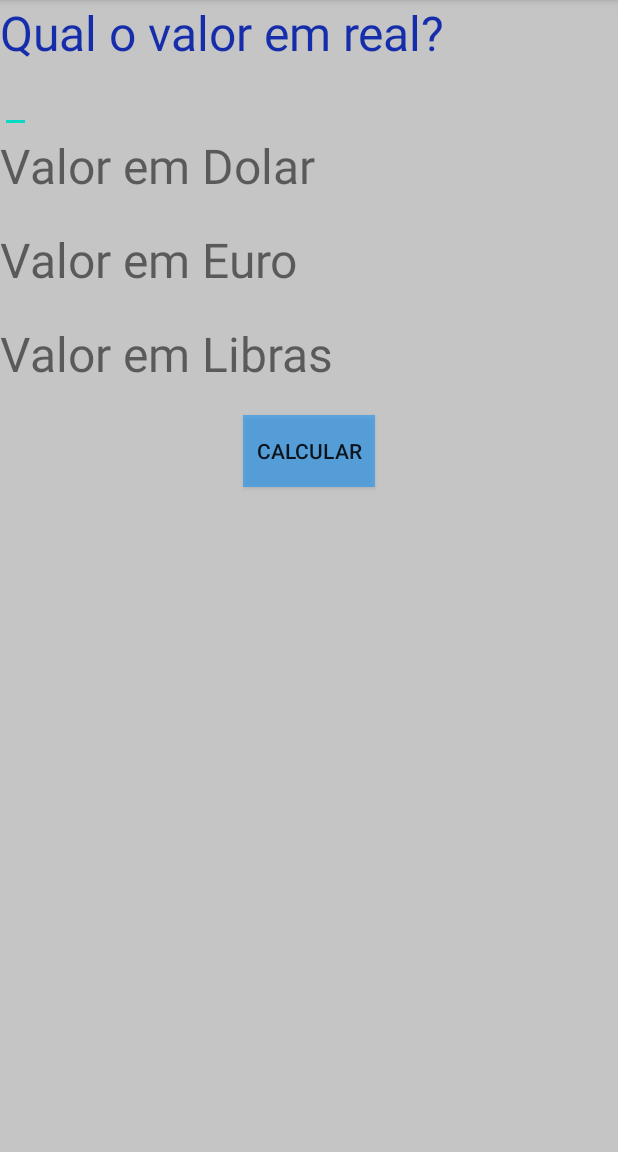
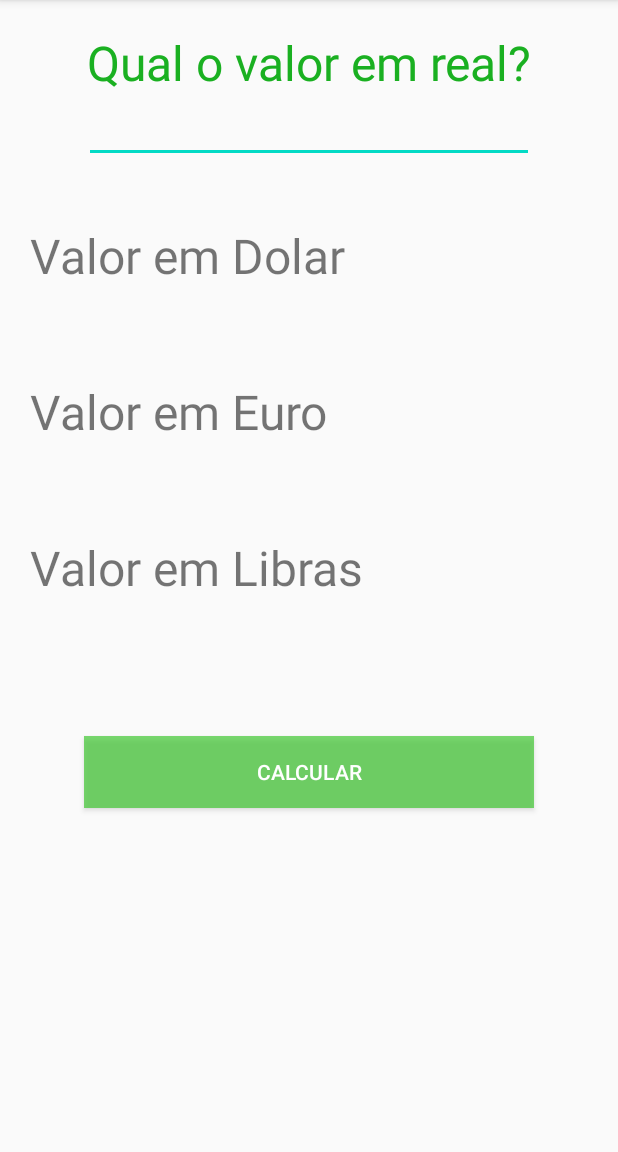
Before and after one commit to eduardoantunesnunes/CoversorDeMoedas, an Android app: the screen it shows after launch (MainActivity), on a phone screen of 412 x 824 dp, the part 84-1236 px from its top. Run offline under Robolectric (Android 15) with nearby library versions, the phone set to English and light mode, and no system bars.

Commit message:
Terceiro commit - Personalização para o usuário (cor, texto, formatação)

```diff
--- a/app/src/main/res/layout/activity_main.xml
+++ b/app/src/main/res/layout/activity_main.xml
@@ -5,20 +5,25 @@
     android:layout_width="match_parent"
     android:layout_height="match_parent"
     android:orientation="vertical"
-    android:background="#68787878"
+    android:layout_margin="20dp"
     tools:context=".MainActivity">
 
     <TextView
-        android:layout_width="wrap_content"
+        android:layout_width="match_parent"
         android:layout_height="wrap_content"
         android:text="@string/qual_o_valor_em_real"
-        android:textColor="#E8031DA8"
+        android:gravity="center"
+        android:textColor="#E803A80B"
         android:textSize="32dp" />
 
     <EditText
         android:id="@+id/edit_value"
-        android:layout_width="wrap_content"
+        android:layout_width="300dp"
         android:layout_height="wrap_content"
+        android:layout_gravity="center"
+        android:layout_marginBottom="40dp"
+        android:textAlignment="center"
+        android:inputType="number"
         android:text="" />
 
     <TextView
@@ -33,6 +38,8 @@
         android:id="@+id/text_dolar"
         android:layout_width="wrap_content"
         android:layout_height="wrap_content"
+        android:textSize="30dp"
+        android:layout_marginBottom="20dp"
         android:text="@string/valor_em_dolar" />
 
     <TextView
@@ -45,6 +52,8 @@
         android:id="@+id/text_euro"
         android:layout_width="wrap_content"
         android:layout_height="wrap_content"
+        android:textSize="30dp"
+        android:layout_marginBottom="20dp"
         android:text="@string/valor_em_euro" />
     <TextView
         android:layout_width="wrap_content"
@@ -56,16 +65,19 @@
         android:id="@+id/text_libras"
         android:layout_width="wrap_content"
         android:layout_height="wrap_content"
+        android:textSize="30dp"
+        android:layout_marginBottom="50dp"
         android:text="@string/valor_em_libras" />
 
 
     <Button
         android:id="@+id/button_calculate"
-        android:layout_width="wrap_content"
+        android:layout_width="300dp"
         android:layout_height="wrap_content"
         android:layout_gravity="center"
         android:text="@string/calcular"
-        android:background="#9F2196F3"
+        android:textColor="#fff"
+        android:background="#9F2EC61D"
         />
 
 </LinearLayout>
```
